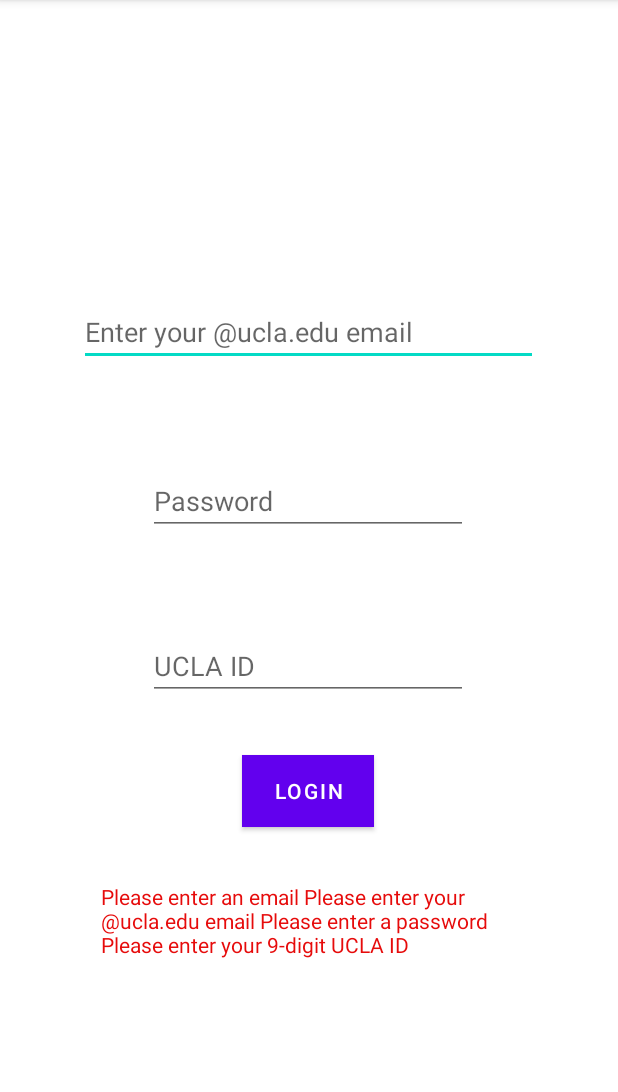
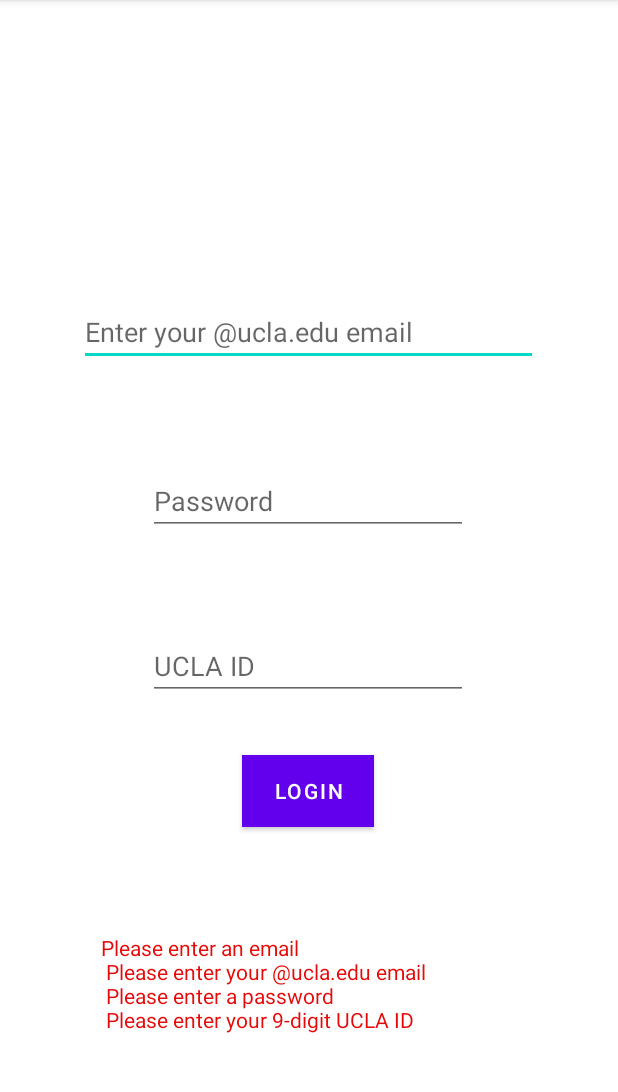
Before and after one commit to TraceLA/TraceLAAndroid, an Android app: the screen it shows after launch (LoginPage), after a tap on "LOGIN", on a phone screen of 412 x 824 dp, the part 84-1176 px from its top. Run offline under Robolectric (Android 15) with nearby library versions, the phone set to English and light mode, and no system bars.

Commit message:
update search + login constraints

```diff
--- a/app/src/main/java/edu/ucla/darrenzhang/tracela/Friends.java
+++ b/app/src/main/java/edu/ucla/darrenzhang/tracela/Friends.java
@@ -32,7 +32,7 @@ public class Friends extends AppCompatActivity {
 
         //Add item in array list
         for (int i = 0; i <= 100; i++) {
-            stringArrayList.add("Item " + i);
+            stringArrayList.add("User " + i);
         }
 
         //Initialize adapter
--- a/app/src/main/java/edu/ucla/darrenzhang/tracela/LoginPage.java
+++ b/app/src/main/java/edu/ucla/darrenzhang/tracela/LoginPage.java
@@ -31,19 +31,19 @@ public class LoginPage extends AppCompatActivity {
         String id = UCLAIDEditText.getText().toString();
         boolean error = false;
         if (email.length()==0){
-            errorTextView.setText("Please enter an email");
+            errorTextView.setText("Please enter an email\n");
             error = true;
         }
         if (email.indexOf("@ucla.edu")!= email.length()-9){
-            errorTextView.setText(errorTextView.getText().toString()+" Please enter your @ucla.edu email");
+            errorTextView.setText(errorTextView.getText().toString()+" Please enter your @ucla.edu email\n");
             error = true;
         }
         if (password.length()==0){
-            errorTextView.setText(errorTextView.getText().toString()+" Please enter a password");
+            errorTextView.setText(errorTextView.getText().toString()+" Please enter a password\n");
             error = true;
         }
         if (id.length() <9 || id.length()>9){
-            errorTextView.setText(errorTextView.getText().toString()+" Please enter your 9-digit UCLA ID");
+            errorTextView.setText(errorTextView.getText().toString()+" Please enter your 9-digit UCLA ID\n");
             error = true;
         }
         if (error) return;
--- a/app/src/main/res/layout/activity_login_page.xml
+++ b/app/src/main/res/layout/activity_login_page.xml
@@ -71,10 +71,13 @@
         android:id="@+id/errorTextView"
         android:layout_width="276dp"
         android:layout_height="76dp"
-        android:layout_marginBottom="104dp"
+        android:layout_marginTop="16dp"
+        android:layout_marginBottom="70dp"
         android:textColor="#E60B0B"
         app:layout_constraintBottom_toBottomOf="parent"
         app:layout_constraintEnd_toEndOf="parent"
         app:layout_constraintHorizontal_bias="0.496"
-        app:layout_constraintStart_toStartOf="parent" />
+        app:layout_constraintStart_toStartOf="parent"
+        app:layout_constraintTop_toBottomOf="@+id/loginButton"
+        app:layout_constraintVertical_bias="1.0" />
 </androidx.constraintlayout.widget.ConstraintLayout>
```
